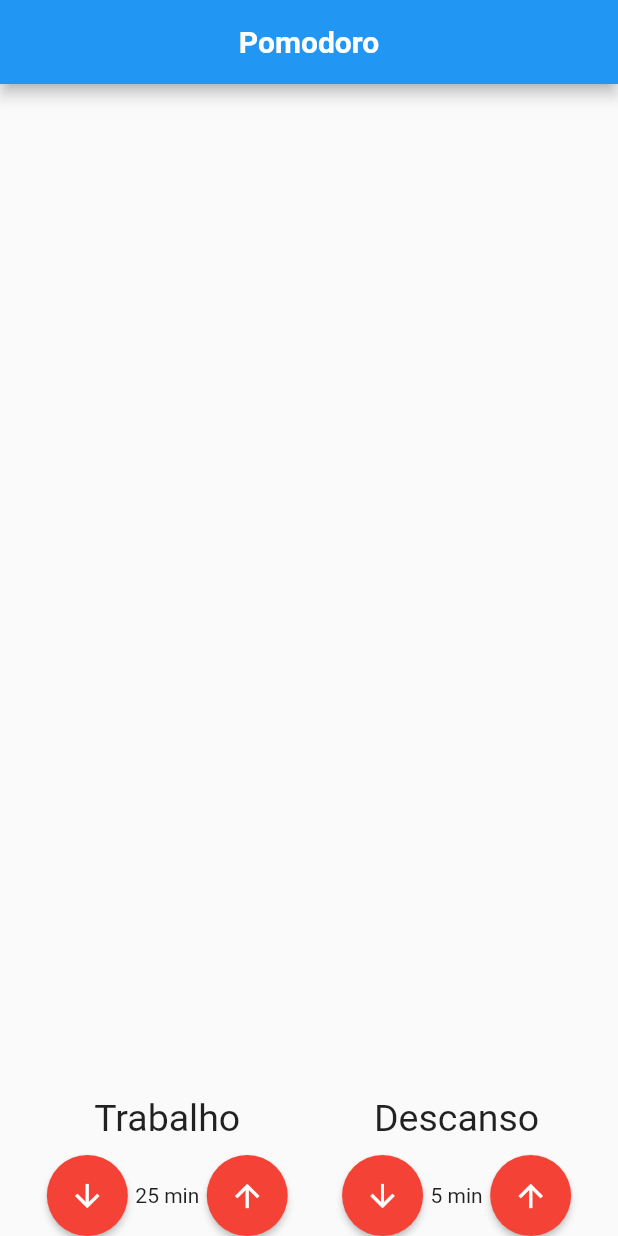
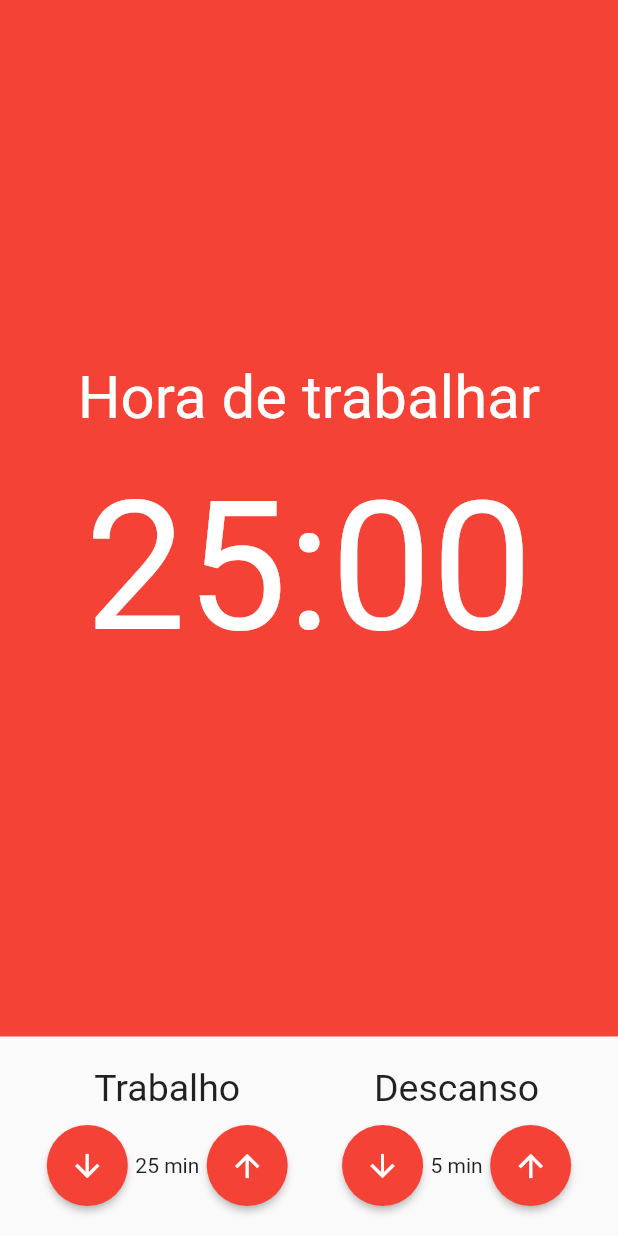
Before and after one commit to vitorhermeto2001/cod3r_pomodoro, a Flutter app: the screen it shows after launch, on a phone screen of 412 x 824 dp. Run offline on Flutter 3.47's test engine with Material 2 defaults, Android fonts, the light colour scheme and no system bars.

Commit message:
Criando o componente do cronometro

```diff
--- /dev/null
+++ b/lib/components/cronometro.dart
@@ -0,0 +1,36 @@
+import 'package:flutter/material.dart';
+
+class Cronometro extends StatelessWidget {
+  const Cronometro({Key? key}) : super(key: key);
+
+  @override
+  Widget build(BuildContext context) {
+    return Container(
+      color: Colors.red,
+      child: Column(
+        mainAxisAlignment: MainAxisAlignment.center,
+        crossAxisAlignment: CrossAxisAlignment.center,
+        children: [
+          Text(
+            'Hora de trabalhar',
+            textAlign: TextAlign.center,
+            style: TextStyle(
+              fontSize: 40,
+              color: Colors.white,
+            ),
+          ),
+          SizedBox(
+            height: 20,
+          ),
+          Text(
+            '25:00',
+            style: TextStyle(
+              color: Colors.white,
+              fontSize: 120,
+            ),
+          )
+        ],
+      ),
+    );
+  }
+}
--- a/lib/main.dart
+++ b/lib/main.dart
@@ -14,6 +14,7 @@
       theme: ThemeData(
         primarySwatch: Colors.blue,
       ),
+      debugShowCheckedModeBanner: false,
       home: Pomodoro(),
     );
   }
--- a/lib/pages/pomodoro.dart
+++ b/lib/pages/pomodoro.dart
@@ -1,3 +1,4 @@
+import 'package:cod3r_cronometro/components/cronometro.dart';
 import 'package:cod3r_cronometro/components/entrada_tempo.dart';
 import 'package:flutter/material.dart';
 
@@ -7,20 +8,16 @@
   @override
   Widget build(BuildContext context) {
     return Scaffold(
-      appBar: AppBar(
-        centerTitle: true,
-        title: Text(
-          "Pomodoro",
-          style: TextStyle(
-            color: Colors.white,
-            fontWeight: FontWeight.bold,
+      body: SafeArea(
+        child: Column(
+          crossAxisAlignment: CrossAxisAlignment.stretch,
+          children: [
+            Expanded(
+              child: Cronometro(),
             ),
-        ),
-      ),
-      body: Column(
-        mainAxisAlignment: MainAxisAlignment.end,
-        children: [
-          Row(
+            Padding(
+              padding: const EdgeInsets.symmetric(vertical: 20),
+              child: Row(
                 mainAxisAlignment: MainAxisAlignment.spaceEvenly,
                 children: [
                   EntradaTempo(
@@ -33,7 +30,9 @@
                   ),
                 ],
               ),
+            ),
           ],
+        ),
       ),
     );
   }
```
Also changed, not shown: lib/components/entrada_tempo.dart (+5 -2 lines). Lines whose indentation alone changed are shown as unchanged.
